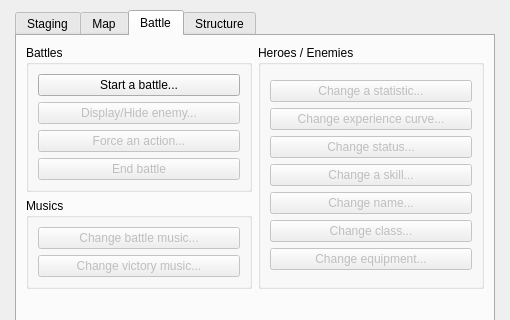
The window that Editor/Dialogs/dialogcommands.ui (RPG-Paper-Maker/RPG-Paper-Maker) describes before a commit, drawn with Qt 5; both pictures show x 0 to 510 and y 0 to 320 of the 510 by 600 pixel window.
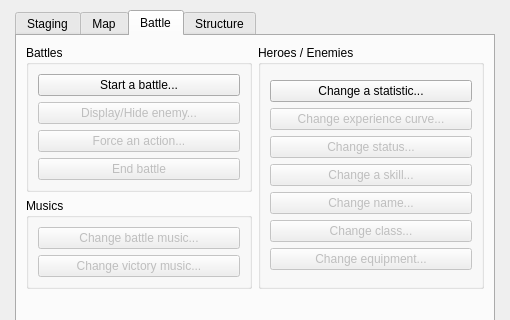
The same window after the commit. The open tabs and pages were chosen to show the change.

```diff
--- a/Editor/Dialogs/dialogcommands.ui
+++ b/Editor/Dialogs/dialogcommands.ui
@@ -714,7 +714,7 @@
               <item>
                <widget class="QPushButton" name="pushButtonChangeStatistic">
                 <property name="enabled">
-                 <bool>false</bool>
+                 <bool>true</bool>
                 </property>
                 <property name="text">
                  <string>Change a statistic...</string>
```
Left out of the diff: 2 changed lines with no effect on the pictures.
